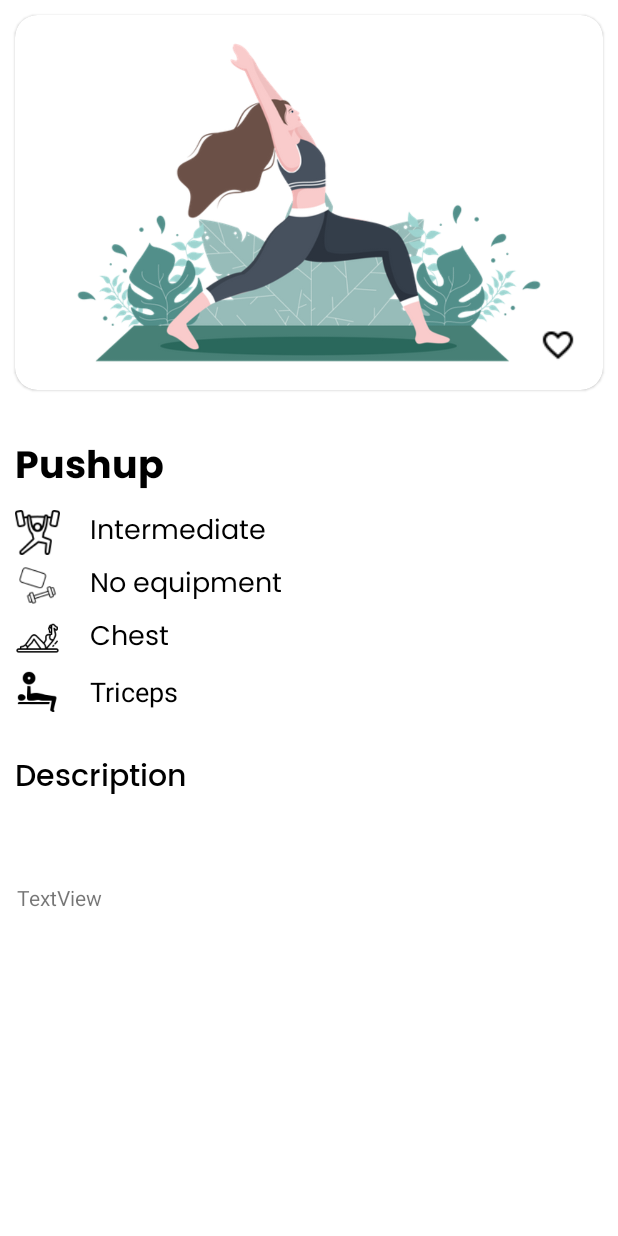
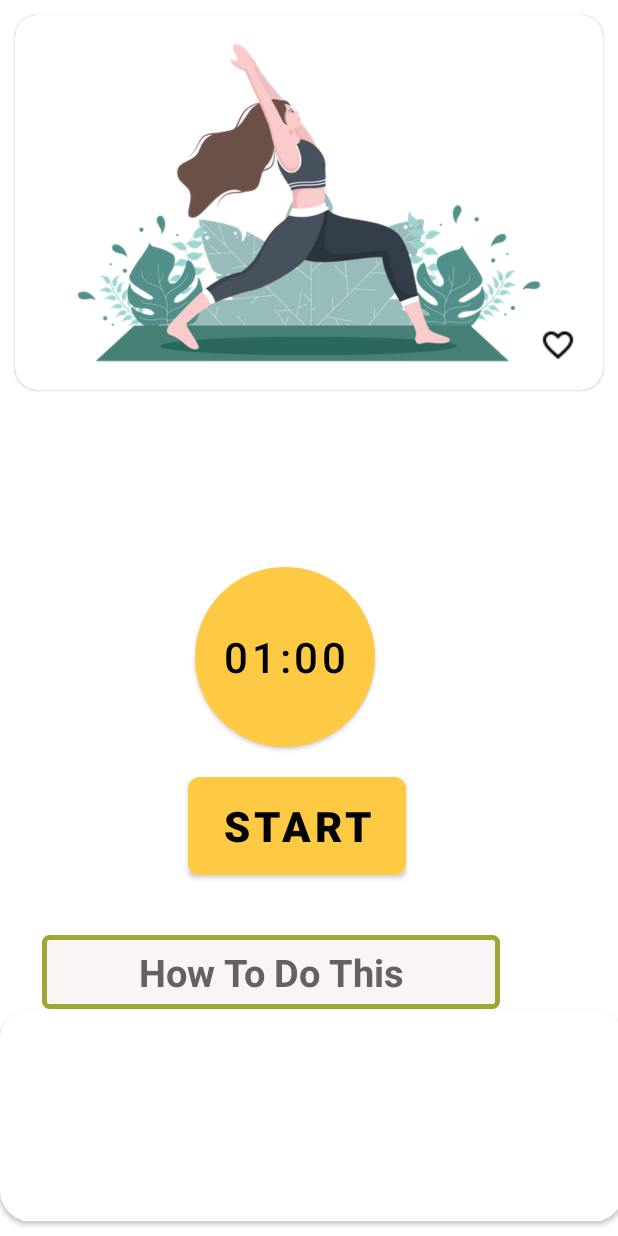
Before and after one commit to ahmadysayed/Kotlin-WorkOutApp, an Android app: the ExerciseDetailsFragment screen opened through its navigation route, on a phone screen of 412 x 824 dp. Run offline under Robolectric (Android 15) with nearby library versions, the phone set to English and light mode, and no system bars; our stand-ins replace Room's generated code.

Commit message:
start exercise,play background random sound, and countDown timer

```diff
--- a/app/src/main/java/fr/isep/workoutapp/presentation/ui/ExerciseDetailsFragment.kt
+++ b/app/src/main/java/fr/isep/workoutapp/presentation/ui/ExerciseDetailsFragment.kt
@@ -1,6 +1,8 @@
 package fr.isep.workoutapp.presentation.ui
 
+import android.media.MediaPlayer
 import android.os.Bundle
+import android.os.CountDownTimer
 import android.util.Log
 import androidx.fragment.app.Fragment
 import android.view.LayoutInflater
@@ -19,6 +21,15 @@ class ExerciseDetailsFragment : Fragment() {
     private lateinit var _binding: FragmentExerciseDetailsBinding
     private val binding get() = _binding
     private lateinit var exerciseViewModel: ExercisesViewModel
+    private var countDownTimer: CountDownTimer? = null
+    private var timeLeftInMillis: Long = 60000 // 1 minute
+    private var isTimerRunning: Boolean = false
+    private var mediaPlayer: MediaPlayer? = null
+
+    private val sounds = listOf(
+        R.raw.one, R.raw.two, R.raw.three,
+        R.raw.four, R.raw.five, R.raw.six
+    )
 
 
 
@@ -35,21 +46,52 @@ class ExerciseDetailsFragment : Fragment() {
        activity.let {
            exerciseViewModel = ViewModelProvider(it!!).get(ExercisesViewModel::class.java)
        }
+
+        binding.startButton.setOnClickListener {
+            if (isTimerRunning) {
+                pauseTimer()
+                mediaPlayer?.pause() // Pause the sound
+            } else {
+                startTimer(timeLeftInMillis)
+                playRandomSound() // Start the sound
+            }
+        }
+
+        // Initially hide the CardView
+        binding.descriptionTv.visibility = View.GONE
+        binding.descriptionTv.requestLayout() // Force layout update
+
+        // Initialize MediaPlayer
+        mediaPlayer = MediaPlayer.create(context, R.raw.background_sound)
+
+        // Set click listener for the descButton
+        binding.descButton.setOnClickListener {
+            Log.d("VisibilityToggle", "descButton clicked") // Debug log
+            if (binding.descriptionTv.visibility == View.GONE) {
+                binding.descriptionTv.visibility = View.VISIBLE
+            } else {
+                binding.descriptionTv.visibility = View.GONE
+            }
+            binding.descriptionTv.requestLayout() // Force layout update after change
+        }
+
         val onBackPressedCallback = object : OnBackPressedCallback(true) {
             override fun handleOnBackPressed() {
                 findNavController().navigate(R.id.action_exerciseDetailsFragment_to_homeFragment)
             }
         }
+
+
         requireActivity().onBackPressedDispatcher.addCallback(viewLifecycleOwner, onBackPressedCallback)
 
         exerciseViewModel.selectedExercise.observe(viewLifecycleOwner){
             Log.d("TAG", "onViewCreatedDetail:$it ")
             binding.apply {
-                exerciseName.text = it.exerciseName
-                difficultyLevelTv.text = it.difficultyLevel
-                requiredEquipmentTv.text = it.requiredEquipment
-                primaryMusclesTv.text = it.primaryMuscles
-                secondaryMusclesTv.text = it.secondaryMuscles
+                //exerciseName.text = it.exerciseName
+                //difficultyLevelTv.text = it.difficultyLevel
+                //requiredEquipmentTv.text = it.requiredEquipment
+                //primaryMusclesTv.text = it.primaryMuscles
+                //secondaryMusclesTv.text = it.secondaryMuscles
                 descriptionTv.text = it.description
                 Glide.with(exerciseImage.context)
                     .load(it.secondaryImage)
@@ -59,6 +101,58 @@ class ExerciseDetailsFragment : Fragment() {
                     .into(exerciseImage)
             }
         }
+
+
+    }
+
+    private fun startTimer(timeInMillis: Long) {
+        countDownTimer = object : CountDownTimer(timeInMillis, 1000) {
+            override fun onTick(millisUntilFinished: Long) {
+                timeLeftInMillis = millisUntilFinished
+                updateCountDownText()
+            }
+
+            override fun onFinish() {
+                resetTimer()
+            }
+        }.start()
+
+        isTimerRunning = true
+        binding.startButton.text = "PAUSE"
+    }
+
+    private fun playRandomSound() {
+        mediaPlayer?.release() // Release any existing MediaPlayer resource
+        val randomSoundId = sounds.random() // Randomly select a sound
+        mediaPlayer = MediaPlayer.create(context, randomSoundId)
+        mediaPlayer?.start()
+    }
+
+    private fun pauseTimer() {
+        countDownTimer?.cancel()
+        isTimerRunning = false
+        binding.startButton.text = "RESUME"
+    }
+
+    private fun updateCountDownText() {
+        val minutes = (timeLeftInMillis / 1000) / 60
+        val seconds = (timeLeftInMillis / 1000) % 60
+        val timeFormatted = String.format("%02d:%02d", minutes, seconds)
+        binding.time.text = timeFormatted
+    }
+
+    private fun resetTimer() {
+        timeLeftInMillis = 60000 // Reset to 1 minute
+        updateCountDownText()
+        isTimerRunning = false
+        binding.startButton.text = "START"
+    }
+
+    override fun onDestroyView() {
+        super.onDestroyView()
+        countDownTimer?.cancel()  // Cancel the timer when the view is destroyed
+        mediaPlayer?.release() // Release MediaPlayer resources
+        mediaPlayer = null
     }
 
 }
--- a/app/src/main/res/color/chip_colors.xml
+++ b/app/src/main/res/color/chip_colors.xml
@@ -2,4 +2,5 @@
 <selector xmlns:android="http://schemas.android.com/apk/res/android">
     <item android:color="@color/lightorange" android:state_checked="true"/>
     <item android:color="@color/white" android:state_checked="false"/>
+    <item android:color="@color/orange" android:state_checked="false"/>
 </selector>
--- /dev/null
+++ b/app/src/main/res/drawable/button_bg.xml
@@ -0,0 +1,12 @@
+<?xml version="1.0" encoding="utf-8"?>
+<selector xmlns:android="http://schemas.android.com/apk/res/android">
+    <item>
+        <shape android:shape="rectangle">
+
+            <stroke android:color="#E48653" android:width="5dp"/>
+            <solid android:color="#FFA200"/>
+            <corners android:radius="5dp"/>
+            <size android:width="145dp" android:height="65dp"/>
+        </shape>
+    </item>
+</selector>
--- /dev/null
+++ b/app/src/main/res/drawable/button_bg_round.xml
@@ -0,0 +1,11 @@
+<?xml version="1.0" encoding="utf-8"?>
+<selector xmlns:android="http://schemas.android.com/apk/res/android">
+    <item>
+        <shape android:shape="oval">
+            <solid android:color="#87CEEB"/>
+            <stroke android:color="#1E90FF" android:width="7dp"/>
+
+            <size android:width="100dp" android:height="100dp"/>
+        </shape>
+    </item>
+</selector>
--- /dev/null
+++ b/app/src/main/res/drawable/button_ji.xml
@@ -0,0 +1,11 @@
+<?xml version="1.0" encoding="utf-8"?>
+<selector xmlns:android="http://schemas.android.com/apk/res/android">
+    <item >
+        <shape android:shape="rectangle">
+            <stroke android:color="#9FA634" android:width="3dp"/>
+            <solid android:color="#FAF5F5"/>
+            <corners android:radius="3dp"/>
+            <size android:width="85dp" android:height="35dp"/>
+        </shape>
+    </item>
+</selector>
--- a/app/src/main/res/layout/fragment_exercise_details.xml
+++ b/app/src/main/res/layout/fragment_exercise_details.xml
@@ -36,166 +36,92 @@
     </com.google.android.material.card.MaterialCardView>
 
 
-    <TextView
-        android:id="@+id/exercise_name"
-        android:layout_width="wrap_content"
-        android:layout_marginLeft="10dp"
-        android:layout_height="wrap_content"
-        android:layout_marginTop="30dp"
-        android:fontFamily="@font/poppins_bold"
-        android:text="Pushup"
-        android:textColor="@color/black"
-        android:textSize="25sp"
-        app:layout_constraintStart_toStartOf="parent"
-        app:layout_constraintTop_toBottomOf="@+id/materialCardView" />
-
-    <LinearLayout
-        android:id="@+id/difficulty_level"
-        android:layout_marginLeft="10dp"
-        android:layout_marginTop="5dp"
-        android:layout_width="match_parent"
-        android:layout_height="wrap_content"
-        app:layout_constraintStart_toStartOf="parent"
-        app:layout_constraintTop_toBottomOf="@+id/exercise_name">
-
-        <ImageView
-            android:layout_width="30dp"
-            android:layout_height="30dp"
-            android:src="@drawable/difficulty"
-            app:tint="@color/black" />
-
-        <TextView
-            android:id="@+id/difficulty_level_tv"
-            android:layout_gravity="center"
-            android:layout_width="wrap_content"
-            android:layout_marginLeft="20dp"
-            android:textSize="18sp"
-            android:textColor="@color/black"
-            android:layout_height="wrap_content"
-            android:gravity="center"
-            android:fontFamily="@font/poppins"
-            android:text="Intermediate" />
-
-    </LinearLayout>
-
-    <LinearLayout
-        android:id="@+id/required_equipment"
-        android:layout_marginLeft="10dp"
-        android:layout_marginTop="5dp"
-        android:layout_width="match_parent"
-        android:layout_height="wrap_content"
-        app:layout_constraintStart_toStartOf="parent"
-        app:layout_constraintTop_toBottomOf="@+id/difficulty_level">
-
-        <ImageView
-            android:layout_width="30dp"
-            android:layout_height="30dp"
-            android:src="@drawable/equipment"
-            app:tint="@color/black" />
-
-        <TextView
-            android:id="@+id/required_equipment_tv"
-            android:layout_gravity="center"
-            android:textColor="@color/black"
-            android:layout_width="wrap_content"
-            android:layout_marginLeft="20dp"
-            android:textSize="18sp"
-            android:fontFamily="@font/poppins"
-            android:layout_height="wrap_content"
-            android:gravity="center"
-            android:text="No equipment" />
-
-    </LinearLayout>
-    <LinearLayout
-        android:id="@+id/primary_muscles"
-        android:layout_marginLeft="10dp"
-        android:layout_marginTop="5dp"
-        android:layout_width="match_parent"
-        android:layout_height="wrap_content"
-        app:layout_constraintStart_toStartOf="parent"
-        app:layout_constraintTop_toBottomOf="@+id/required_equipment">
-
-        <ImageView
-            android:layout_width="30dp"
-            android:layout_height="30dp"
-            android:src="@drawable/primary"
-            app:tint="@color/black" />
-
-        <TextView
-            android:id="@+id/primary_muscles_tv"
-            android:layout_gravity="center"
-            android:layout_width="wrap_content"
-            android:textColor="@color/black"
-            android:layout_marginLeft="20dp"
-            android:textSize="18sp"
-            android:fontFamily="@font/poppins"
-            android:layout_height="wrap_content"
-            android:gravity="center"
-            android:text="Chest" />
-
-    </LinearLayout>
-
-    <LinearLayout
-        android:id="@+id/linearLayout"
-        android:layout_width="match_parent"
-        android:layout_height="wrap_content"
-        android:layout_marginLeft="10dp"
-        android:layout_marginTop="5dp"
-        app:layout_constraintStart_toStartOf="parent"
-        app:layout_constraintTop_toBottomOf="@+id/primary_muscles">
-
-        <ImageView
-            android:layout_width="30dp"
-            android:layout_height="30dp"
-            android:src="@drawable/secondary"
-            app:tint="@color/black" />
-
-        <TextView
-            android:id="@+id/secondary_muscles_tv"
-            android:layout_width="wrap_content"
-            android:layout_height="wrap_content"
-            android:textColor="@color/black"
-            android:layout_gravity="center"
-            android:layout_marginStart="20dp"
-            android:gravity="center"
-            android:text="Triceps"
-            android:textSize="18sp" />
-
-    </LinearLayout>
-
-    <TextView
-        android:id="@+id/textView2"
-        android:layout_width="wrap_content"
-        android:layout_height="wrap_content"
-        android:layout_marginTop="25dp"
-        android:layout_marginLeft="10dp"
-        android:fontFamily="@font/poppins_medium"
-        android:textColor="@color/black"
-        android:text="Description"
-        android:textSize="20sp"
-        app:layout_constraintStart_toStartOf="parent"
-        app:layout_constraintTop_toBottomOf="@+id/linearLayout" />
-
     <androidx.core.widget.NestedScrollView
-        android:layout_width="409dp"
-        android:layout_height="201dp"
+        android:layout_width="416dp"
+        android:layout_height="466dp"
         android:fillViewport="true"
         app:layout_constraintBottom_toBottomOf="parent"
         app:layout_constraintEnd_toEndOf="parent"
+        app:layout_constraintHorizontal_bias="0.0"
         app:layout_constraintStart_toStartOf="parent"
-        app:layout_constraintTop_toBottomOf="@+id/textView2">
+        app:layout_constraintTop_toTopOf="parent"
+        app:layout_constraintVertical_bias="1.0">
 
         <LinearLayout
             android:layout_width="match_parent"
             android:layout_height="wrap_content"
-            android:orientation="vertical" >
+            android:orientation="vertical">
+
+            <Button
+                android:id="@+id/time"
+                android:layout_width="120dp"
+                android:layout_height="120dp"
+                android:layout_marginLeft="130dp"
+                android:layout_marginTop="20dp"
+                android:background="@drawable/button_bg_round"
+                android:padding="15dp"
+                android:text="01:00"
+                android:textColor="@color/black"
+                android:textSize="28sp" />
+
+            <Button
+                android:id="@+id/startButton"
+                android:layout_width="wrap_content"
+                android:layout_height="wrap_content"
+                android:layout_gravity="center"
+                android:layout_marginTop="20dp"
+                android:layout_marginRight="10dp"
+                android:gravity="center"
+                android:text="START"
+                android:textColor="@color/black"
+                android:textSize="28sp"
+                android:textStyle="bold"
+                android:background="@drawable/button_bg"/>
 
             <TextView
-                android:id="@+id/description_tv"
-                android:layout_margin="10dp"
+                android:id="@+id/descButton"
+                android:layout_width="305dp"
+                android:layout_height="wrap_content"
+                android:layout_marginStart="28dp"
+                android:textAlignment="center"
+                android:layout_marginLeft="50dp"
+                android:layout_marginTop="40dp"
+                android:text="How To Do This"
+                android:textColor="#686060"
+                android:textSize="25sp"
+                android:padding="7dp"
+                android:textStyle="bold"
+                android:background="@drawable/button_ji"/>
+
+            <androidx.cardview.widget.CardView
                 android:layout_width="match_parent"
+                android:layout_height="match_parent"
+                app:cardCornerRadius="20dp"
+                android:background="#ECEDE8"
+                android:layout_marginBottom="10dp"
+                />
+            <LinearLayout
+                android:layout_width="wrap_content"
                 android:layout_height="wrap_content"
-                android:text="TextView" />
+                android:layout_marginStart="5dp"
+                android:layout_marginEnd="5dp"
+                android:background="#ECEDE8"
+                android:layout_marginTop="25dp"
+                android:orientation="horizontal"
+                >
+
+                <TextView
+                    android:id="@+id/descriptionTv"
+                    android:layout_width="match_parent"
+                    android:layout_height="wrap_content"
+                    android:textColor="@color/black"
+                    android:text="Triceps"
+                    android:textSize="18sp"
+                    android:padding="10dp"
+                    />
+
+            </LinearLayout>
+
         </LinearLayout>
     </androidx.core.widget.NestedScrollView>
 
--- a/app/src/main/res/layout/fragment_home.xml
+++ b/app/src/main/res/layout/fragment_home.xml
@@ -29,7 +29,7 @@
                 android:id="@+id/call"
                 android:layout_width="match_parent"
                 android:layout_height="wrap_content"
-                android:background="@color/white"
+                android:background="@color/orange"
                 android:orientation="vertical"
                 android:padding="5dp">
 
@@ -41,7 +41,7 @@
                     android:layout_marginTop="40dp"
                     android:fontFamily="@font/poppins_bold"
                     android:text="Trainings of any \nDifficulty level"
-                    android:textColor="@color/black"
+                    android:textColor="@color/white"
                     android:textSize="30sp"
                     android:textStyle="bold"
                     app:layout_constraintStart_toStartOf="parent"
--- a/app/src/main/res/layout/item_individual_exercise.xml
+++ b/app/src/main/res/layout/item_individual_exercise.xml
@@ -42,9 +42,9 @@
                 android:layout_height="wrap_content"
                 android:layout_marginStart="170dp"
                 android:layout_marginTop="12dp"
-                android:fontFamily="@font/poppins_bold"
+                android:fontFamily="@font/poppins_medium"
                 android:text="Dumbbell biceps curl"
-                android:textColor="@color/black"
+                android:textColor="@color/orange"
                 android:textSize="18sp"
                 app:layout_constraintStart_toStartOf="@+id/bg"
                 app:layout_constraintTop_toTopOf="parent" />
@@ -127,9 +127,9 @@
     <com.google.android.material.card.MaterialCardView
         android:id="@+id/exercise_image"
         android:layout_width="150dp"
-        android:layout_height="220dp"
+        android:layout_height="200dp"
         android:layout_marginLeft="20dp"
-        android:layout_marginTop="10dp"
+        android:layout_marginTop="50dp"
         android:paddingTop="5dp"
         app:cardElevation="30dp"
         app:cardCornerRadius="15dp"
```
Also changed, not shown: 7 other files.
